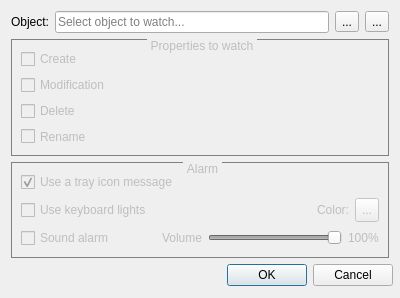
FelixdelasPozas/FilesystemWatcher, file AddObjectDialog.ui: the form before one commit.
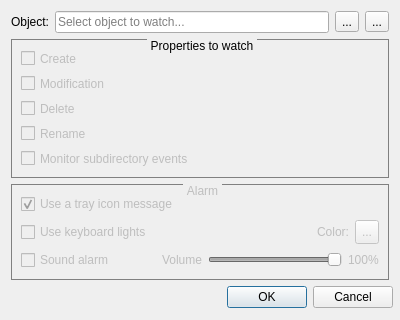
The form after the commit. Icons and pictures are not drawn.

Commit message: Option to monitor directoy subtree.

```diff
--- a/AddObjectDialog.ui
+++ b/AddObjectDialog.ui
@@ -7,19 +7,19 @@
     <x>0</x>
     <y>0</y>
     <width>400</width>
-    <height>298</height>
+    <height>320</height>
    </rect>
   </property>
   <property name="minimumSize">
    <size>
     <width>400</width>
-    <height>298</height>
+    <height>320</height>
    </size>
   </property>
   <property name="maximumSize">
    <size>
     <width>400</width>
-    <height>298</height>
+    <height>320</height>
    </size>
   </property>
   <property name="windowTitle">
@@ -76,7 +76,7 @@
    <item>
     <widget class="QGroupBox" name="m_propertiesGroup">
      <property name="enabled">
-      <bool>false</bool>
+      <bool>true</bool>
      </property>
      <property name="styleSheet">
       <string notr="true">QGroupBox {
@@ -137,6 +137,16 @@
         </property>
        </widget>
       </item>
+      <item>
+       <widget class="QCheckBox" name="m_recursiveProp">
+        <property name="enabled">
+         <bool>false</bool>
+        </property>
+        <property name="text">
+         <string>Monitor subdirectory events</string>
+        </property>
+       </widget>
+      </item>
      </layout>
     </widget>
    </item>
```
The commit also changes 5 other files.
